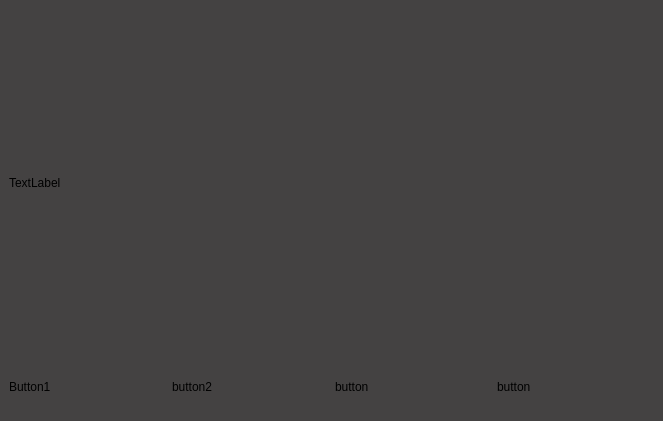
Qt form GUI-App/PhotoBooth.ui (Hir0ki/PhotoBox) before a commit.
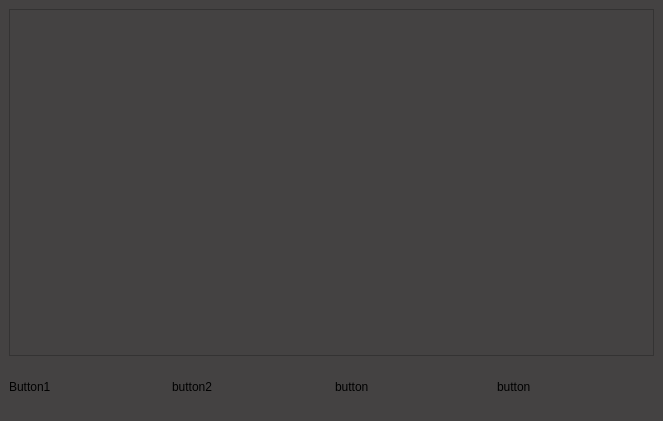
The same form after that commit.

What changed in the file:
```diff
--- a/GUI-App/PhotoBooth.ui
+++ b/GUI-App/PhotoBooth.ui
@@ -25,23 +25,7 @@
     <item row="1" column="0">
      <layout class="QVBoxLayout" name="verticalLayout_4">
       <item>
-       <widget class="QLabel" name="label">
-        <property name="sizePolicy">
-         <sizepolicy hsizetype="Expanding" vsizetype="Expanding">
-          <horstretch>0</horstretch>
-          <verstretch>0</verstretch>
-         </sizepolicy>
-        </property>
-        <property name="maximumSize">
-         <size>
-          <width>30000</width>
-          <height>30000</height>
-         </size>
-        </property>
-        <property name="text">
-         <string>TextLabel</string>
-        </property>
-       </widget>
+       <widget class="QGraphicsView" name="graphicsView"/>
       </item>
       <item>
        <layout class="QHBoxLayout" name="horizontalLayout_5">
```
